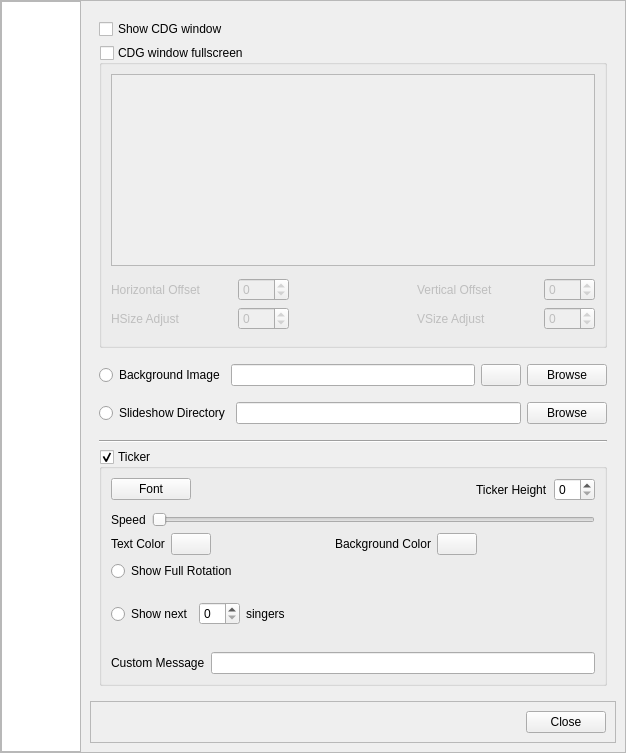
Old version of the form OpenKJ/dlgsettings.ui in the repository OpenKJ/OpenKJ.
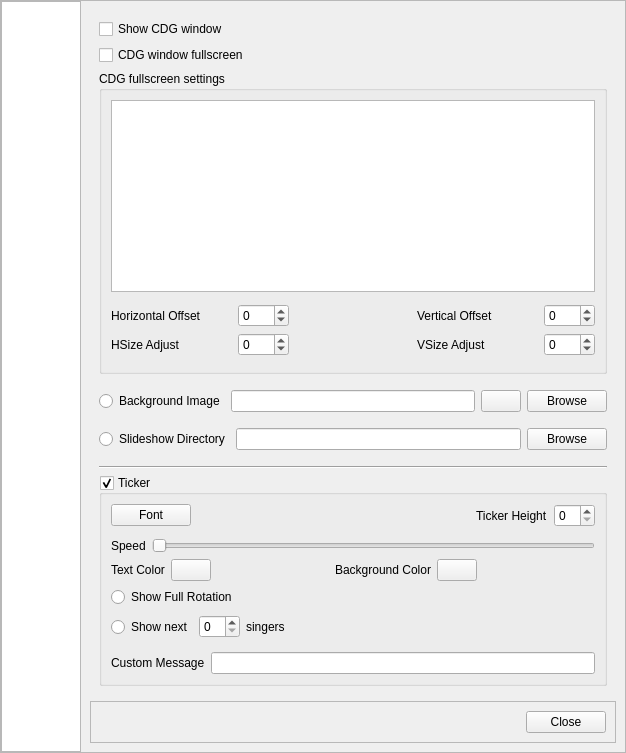
New version of the form. Icons and pictures are not drawn.

Commit message: Rework cdg fullscreen settings UI stuff

```diff
--- a/OpenKJ/dlgsettings.ui
+++ b/OpenKJ/dlgsettings.ui
@@ -382,16 +382,23 @@
               </property>
              </widget>
             </item>
+            <item>
+             <widget class="QCheckBox" name="checkBoxCdgFullscreen">
+              <property name="text">
+               <string>CDG window fullscreen</string>
+              </property>
+             </widget>
+            </item>
             <item>
              <widget class="QGroupBox" name="groupBoxMonitors">
               <property name="enabled">
                <bool>true</bool>
               </property>
               <property name="title">
-               <string>CDG window fullscreen</string>
+               <string>CDG fullscreen settings</string>
               </property>
               <property name="checkable">
-               <bool>true</bool>
+               <bool>false</bool>
               </property>
               <property name="checked">
                <bool>false</bool>
```
The commit also changes 5 other files.
